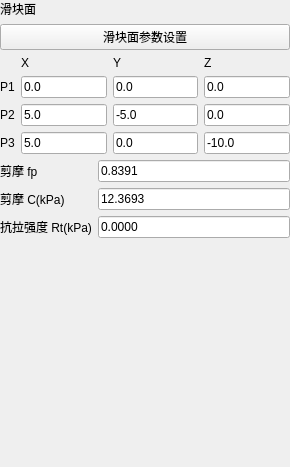
First picture: the form in plugins/Base_Slover/CaveBlockPlanePage.ui, repository asd977/base_cae, before the edit.
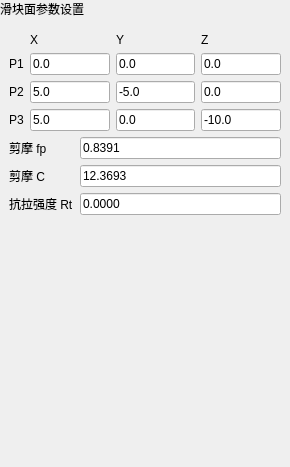
Second picture: the form after the edit.

What changed in the file:
```diff
--- a/plugins/Base_Slover/CaveBlockPlanePage.ui
+++ b/plugins/Base_Slover/CaveBlockPlanePage.ui
@@ -11,13 +11,58 @@
    </rect>
   </property>
   <layout class="QVBoxLayout" name="verticalLayout">
-   <property name="leftMargin"><number>0</number></property><property name="topMargin"><number>0</number></property><property name="rightMargin"><number>0</number></property><property name="bottomMargin"><number>0</number></property><item><widget class="QLabel" name="pageNameLabel"><property name="text"><string>滑块面</string></property></widget></item><item><widget class="QPushButton" name="sectionTitleButton"><property name="text"><string>滑块面参数设置</string></property></widget></item><item>
+   <property name="leftMargin">
+    <number>0</number>
+   </property>
+   <property name="topMargin">
+    <number>0</number>
+   </property>
+   <property name="rightMargin">
+    <number>0</number>
+   </property>
+   <property name="bottomMargin">
+    <number>0</number>
+   </property>
+   <item>
+    <widget class="QLabel" name="pageHeaderLabel">
+     <property name="sizePolicy">
+      <sizepolicy hsizetype="Preferred" vsizetype="Fixed">
+       <horstretch>0</horstretch>
+       <verstretch>0</verstretch>
+      </sizepolicy>
+     </property>
+     <property name="text">
+      <string>滑块面参数设置</string>
+     </property>
+    </widget>
+   </item>
+   <item>
+    <layout class="QVBoxLayout" name="contentLayout">
+     <property name="leftMargin">
+      <number>9</number>
+     </property>
+     <property name="topMargin">
+      <number>9</number>
+     </property>
+     <property name="rightMargin">
+      <number>9</number>
+     </property>
+     <property name="bottomMargin">
+      <number>9</number>
+     </property>
+     <property name="spacing">
+      <number>6</number>
+     </property>
+     <item>
     <layout class="QGridLayout" name="pointGridLayout">
      <item row="0" column="1">
       <widget class="QLabel" name="labelX">
        <property name="text">
         <string>X</string>
        </property>
+         <property name="wordWrap">
+          <bool>false</bool>
+         </property>
       </widget>
      </item>
      <item row="0" column="2">
@@ -25,6 +70,9 @@
        <property name="text">
         <string>Y</string>
        </property>
+         <property name="wordWrap">
+          <bool>false</bool>
+         </property>
       </widget>
      </item>
      <item row="0" column="3">
@@ -32,6 +80,9 @@
        <property name="text">
         <string>Z</string>
        </property>
+         <property name="wordWrap">
+          <bool>false</bool>
+         </property>
       </widget>
      </item>
      <item row="1" column="0">
@@ -39,6 +90,9 @@
        <property name="text">
         <string>P1</string>
        </property>
+         <property name="wordWrap">
+          <bool>false</bool>
+         </property>
       </widget>
      </item>
      <item row="1" column="1">
@@ -46,6 +100,12 @@
        <property name="text">
         <string>0.0</string>
        </property>
+         <property name="minimumSize">
+          <size>
+           <width>10</width>
+           <height>0</height>
+          </size>
+         </property>
       </widget>
      </item>
      <item row="1" column="2">
@@ -53,6 +113,12 @@
        <property name="text">
         <string>0.0</string>
        </property>
+         <property name="minimumSize">
+          <size>
+           <width>10</width>
+           <height>0</height>
+          </size>
+         </property>
       </widget>
      </item>
      <item row="1" column="3">
@@ -60,6 +126,12 @@
        <property name="text">
         <string>0.0</string>
        </property>
+         <property name="minimumSize">
+          <size>
+           <width>10</width>
+           <height>0</height>
+          </size>
+         </property>
       </widget>
      </item>
      <item row="2" column="0">
@@ -67,6 +139,9 @@
        <property name="text">
         <string>P2</string>
        </property>
+         <property name="wordWrap">
+          <bool>false</bool>
+         </property>
       </widget>
      </item>
      <item row="2" column="1">
@@ -74,6 +149,12 @@
        <property name="text">
         <string>5.0</string>
        </property>
+         <property name="minimumSize">
+          <size>
+           <width>10</width>
+           <height>0</height>
+          </size>
+         </property>
       </widget>
      </item>
      <item row="2" column="2">
@@ -81,6 +162,12 @@
        <property name="text">
         <string>-5.0</string>
        </property>
+         <property name="minimumSize">
+          <size>
+           <width>10</width>
+           <height>0</height>
+          </size>
+         </property>
       </widget>
      </item>
      <item row="2" column="3">
@@ -88,6 +175,12 @@
        <property name="text">
         <string>0.0</string>
        </property>
+         <property name="minimumSize">
+          <size>
+           <width>10</width>
+           <height>0</height>
+          </size>
+         </property>
       </widget>
      </item>
      <item row="3" column="0">
@@ -95,6 +188,9 @@
        <property name="text">
         <string>P3</string>
        </property>
+         <property name="wordWrap">
+          <bool>false</bool>
+         </property>
       </widget>
      </item>
      <item row="3" column="1">
@@ -102,6 +198,12 @@
        <property name="text">
         <string>5.0</string>
        </property>
+         <property name="minimumSize">
+          <size>
+           <width>10</width>
+           <height>0</height>
+          </size>
+         </property>
       </widget>
      </item>
      <item row="3" column="2">
@@ -109,6 +211,12 @@
        <property name="text">
         <string>0.0</string>
        </property>
+         <property name="minimumSize">
+          <size>
+           <width>10</width>
+           <height>0</height>
+          </size>
+         </property>
       </widget>
      </item>
      <item row="3" column="3">
@@ -116,6 +224,12 @@
        <property name="text">
         <string>-10.0</string>
        </property>
+         <property name="minimumSize">
+          <size>
+           <width>10</width>
+           <height>0</height>
+          </size>
+         </property>
       </widget>
      </item>
     </layout>
@@ -127,6 +241,9 @@
        <property name="text">
         <string>剪摩 fp</string>
        </property>
+         <property name="wordWrap">
+          <bool>false</bool>
+         </property>
       </widget>
      </item>
      <item row="0" column="1">
@@ -134,12 +251,21 @@
        <property name="text">
         <string>0.8391</string>
        </property>
+         <property name="minimumSize">
+          <size>
+           <width>10</width>
+           <height>0</height>
+          </size>
+         </property>
       </widget>
      </item>
      <item row="1" column="0">
       <widget class="QLabel" name="labelC">
        <property name="text">
-        <string>剪摩 C(kPa)</string>
+          <string>剪摩 C</string>
+         </property>
+         <property name="wordWrap">
+          <bool>false</bool>
        </property>
       </widget>
      </item>
@@ -148,12 +274,21 @@
        <property name="text">
         <string>12.3693</string>
        </property>
+         <property name="minimumSize">
+          <size>
+           <width>10</width>
+           <height>0</height>
+          </size>
+         </property>
       </widget>
      </item>
      <item row="2" column="0">
       <widget class="QLabel" name="labelRt">
        <property name="text">
-        <string>抗拉强度 Rt(kPa)</string>
+          <string>抗拉强度 Rt</string>
+         </property>
+         <property name="wordWrap">
+          <bool>false</bool>
        </property>
       </widget>
      </item>
@@ -162,6 +297,12 @@
        <property name="text">
         <string>0.0000</string>
        </property>
+         <property name="minimumSize">
+          <size>
+           <width>10</width>
+           <height>0</height>
+          </size>
+         </property>
       </widget>
      </item>
     </layout>
@@ -178,6 +319,8 @@
       </size>
      </property>
     </spacer>
+     </item>
+    </layout>
    </item>
   </layout>
  </widget>
```
Lines whose indentation alone changed are shown as unchanged.
